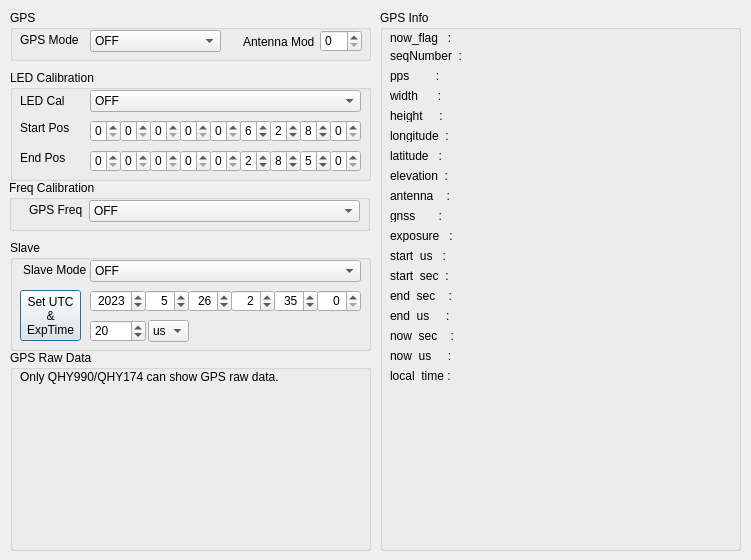
Qt form ui/gpstool.ui (QHYCCD-Official/EZCAP_QT) before a commit.
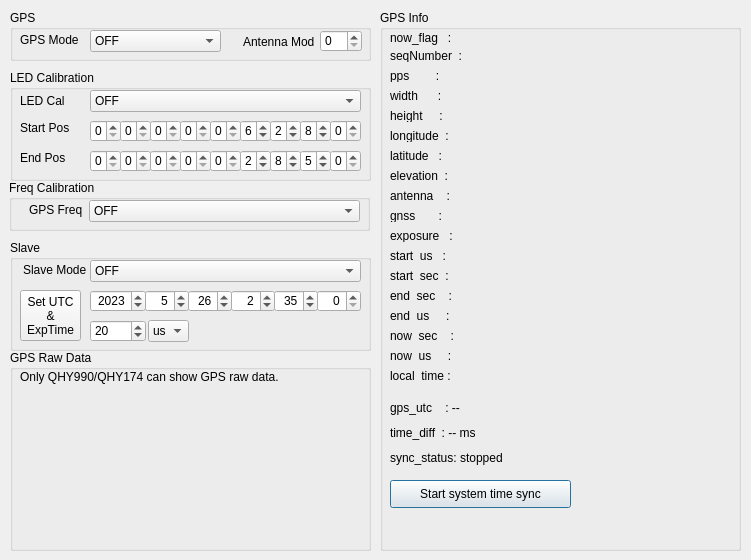
The same form after that commit.

Diff of the .ui file:
```diff
--- a/ui/gpstool.ui
+++ b/ui/gpstool.ui
@@ -355,6 +355,58 @@
      <set>Qt::AlignLeading|Qt::AlignLeft|Qt::AlignVCenter</set>
     </property>
    </widget>
+   <widget class="QLabel" name="label_GPSUtcTime">
+    <property name="geometry">
+     <rect>
+      <x>10</x>
+      <y>390</y>
+      <width>341</width>
+      <height>16</height>
+     </rect>
+    </property>
+    <property name="text">
+     <string>gps_utc    : --</string>
+    </property>
+   </widget>
+   <widget class="QLabel" name="label_GPSTimeDifference">
+    <property name="geometry">
+     <rect>
+      <x>10</x>
+      <y>415</y>
+      <width>341</width>
+      <height>16</height>
+     </rect>
+    </property>
+    <property name="text">
+     <string>time_diff  : -- ms</string>
+    </property>
+   </widget>
+   <widget class="QLabel" name="label_GPSSyncStatus">
+    <property name="geometry">
+     <rect>
+      <x>10</x>
+      <y>440</y>
+      <width>341</width>
+      <height>16</height>
+     </rect>
+    </property>
+    <property name="text">
+     <string>sync_status: stopped</string>
+    </property>
+   </widget>
+   <widget class="QPushButton" name="pBtn_GPSSyncSystemTime">
+    <property name="geometry">
+     <rect>
+      <x>10</x>
+      <y>470</y>
+      <width>181</width>
+      <height>28</height>
+     </rect>
+    </property>
+    <property name="text">
+     <string>Start system time sync</string>
+    </property>
+   </widget>
   </widget>
   <widget class="QGroupBox" name="groupBox_GPSSlave">
    <property name="geometry">
```
